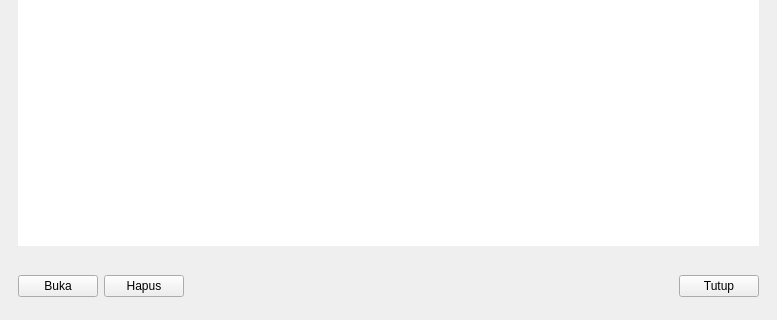
Qt form kasbank/ui_kasbank.ui (fnugrahendi/petuk.corp) before a commit; both pictures show x 0 to 777 and y 264 to 584 of the 777 by 584 pixel window.
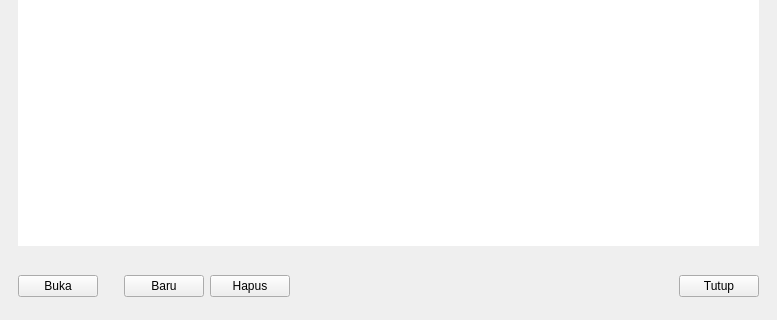
The same form after that commit. The open tabs and pages were chosen to show the change.

Commit message: Edit delete simpan batal untuk KasMasukTambah, todo: hitungulang

Diff of the .ui file:
```diff
--- a/kasbank/ui_kasbank.ui
+++ b/kasbank/ui_kasbank.ui
@@ -313,6 +313,29 @@
          </property>
         </widget>
        </item>
+       <item>
+        <spacer name="sp_KasMasuk_b_">
+         <property name="orientation">
+          <enum>Qt::Horizontal</enum>
+         </property>
+         <property name="sizeType">
+          <enum>QSizePolicy::Fixed</enum>
+         </property>
+         <property name="sizeHint" stdset="0">
+          <size>
+           <width>20</width>
+           <height>20</height>
+          </size>
+         </property>
+        </spacer>
+       </item>
+       <item>
+        <widget class="QPushButton" name="tb_KasMasuk_Tambah">
+         <property name="text">
+          <string>Baru</string>
+         </property>
+        </widget>
+       </item>
        <item>
         <widget class="QPushButton" name="tb_KasMasuk_Delete">
          <property name="text">
```
Left out of the diff: 2 changed lines with no effect on the pictures. The commit also changes 3 other files.
